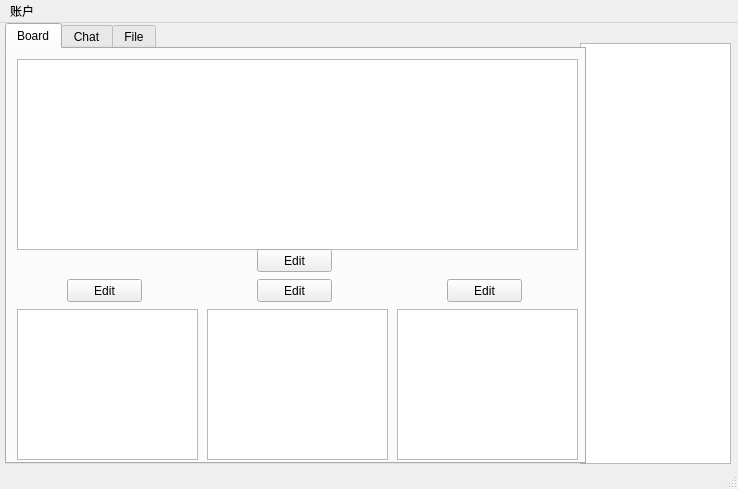
Above: code/UI_Client.ui from hahastudio/CodeCafe before the change. Below: the same form after it.
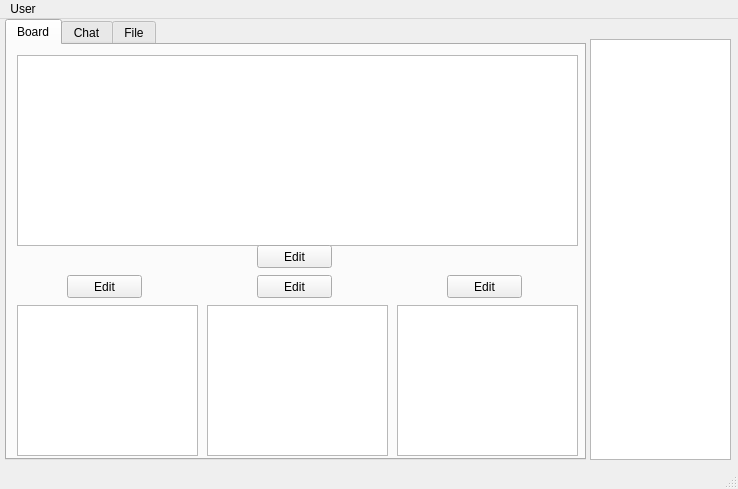
That is the form after the change. The open tabs and pages were chosen to show the change.

Commit message: Client alomost completed

Diff of the .ui file:
```diff
--- a/code/UI_Client.ui
+++ b/code/UI_Client.ui
@@ -30,7 +30,7 @@
      <attribute name="title">
       <string>Board</string>
      </attribute>
-     <widget class="QTextBrowser" name="Board">
+     <widget class="QTextEdit" name="Board">
       <property name="geometry">
        <rect>
         <x>10</x>
@@ -40,7 +40,7 @@
        </rect>
       </property>
      </widget>
-     <widget class="QTextBrowser" name="appointment1">
+     <widget class="QTextEdit" name="appointment1">
       <property name="geometry">
        <rect>
         <x>10</x>
@@ -50,7 +50,7 @@
        </rect>
       </property>
      </widget>
-     <widget class="QTextBrowser" name="appointment2">
+     <widget class="QTextEdit" name="appointment2">
       <property name="geometry">
        <rect>
         <x>200</x>
@@ -60,7 +60,7 @@
        </rect>
       </property>
      </widget>
-     <widget class="QTextBrowser" name="appointment3">
+     <widget class="QTextEdit" name="appointment3">
       <property name="geometry">
        <rect>
         <x>390</x>
@@ -203,9 +203,9 @@
    <widget class="QListWidget" name="NameList">
     <property name="geometry">
      <rect>
-      <x>580</x>
+      <x>590</x>
       <y>20</y>
-      <width>151</width>
+      <width>141</width>
       <height>421</height>
      </rect>
     </property>
@@ -224,7 +224,7 @@
    </property>
    <widget class="QMenu" name="menu">
     <property name="title">
-     <string>账户</string>
+     <string>User</string>
     </property>
     <addaction name="action"/>
     <addaction name="action_2"/>
```
Left out of the diff: 29 changed lines with no effect on the pictures. The commit also changes 7 other files.
